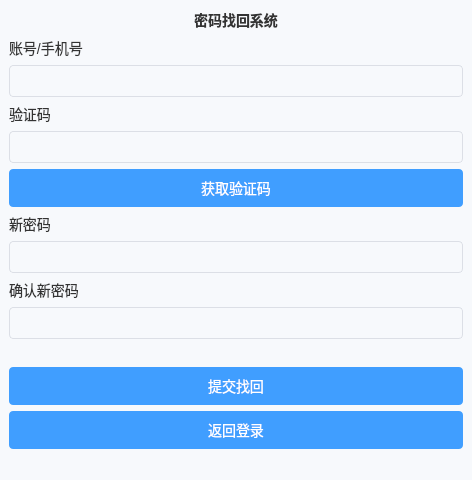
hydrangea2006/Bill_Sale_system, file src/mainwindow.ui: the form before one commit.
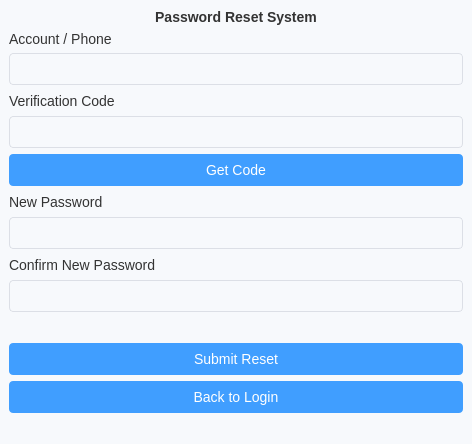
The form after the commit.

```diff
--- a/src/mainwindow.ui
+++ b/src/mainwindow.ui
@@ -52,7 +52,7 @@
          </font>
         </property>
         <property name="text">
-         <string>密码找回系统</string>
+         <string>Password Reset System</string>
         </property>
         <property name="alignment">
          <set>Qt::AlignmentFlag::AlignHCenter|Qt::AlignmentFlag::AlignTop</set>
@@ -62,7 +62,7 @@
       <item>
        <widget class="QLabel" name="label_2">
         <property name="text">
-         <string>账号/手机号</string>
+         <string>Account / Phone</string>
         </property>
        </widget>
       </item>
@@ -81,7 +81,7 @@
     <item>
      <widget class="QLabel" name="label_3">
       <property name="text">
-       <string>验证码</string>
+       <string>Verification Code</string>
       </property>
      </widget>
     </item>
@@ -91,14 +91,14 @@
     <item>
      <widget class="QPushButton" name="btn_getCode">
       <property name="text">
-       <string>获取验证码</string>
+       <string>Get Code</string>
       </property>
      </widget>
     </item>
     <item>
      <widget class="QLabel" name="label_4">
       <property name="text">
-       <string>新密码</string>
+       <string>New Password</string>
       </property>
      </widget>
     </item>
@@ -112,7 +112,7 @@
     <item>
      <widget class="QLabel" name="label_5">
       <property name="text">
-       <string>确认新密码</string>
+       <string>Confirm New Password</string>
       </property>
      </widget>
     </item>
@@ -133,14 +133,14 @@
     <item>
      <widget class="QPushButton" name="btn_submit">
       <property name="text">
-       <string>提交找回</string>
+       <string>Submit Reset</string>
       </property>
      </widget>
     </item>
     <item>
      <widget class="QPushButton" name="btn_back">
       <property name="text">
-       <string>返回登录</string>
+       <string>Back to Login</string>
       </property>
      </widget>
     </item>
```
Left out of the diff: 2 changed lines with no effect on the pictures.
